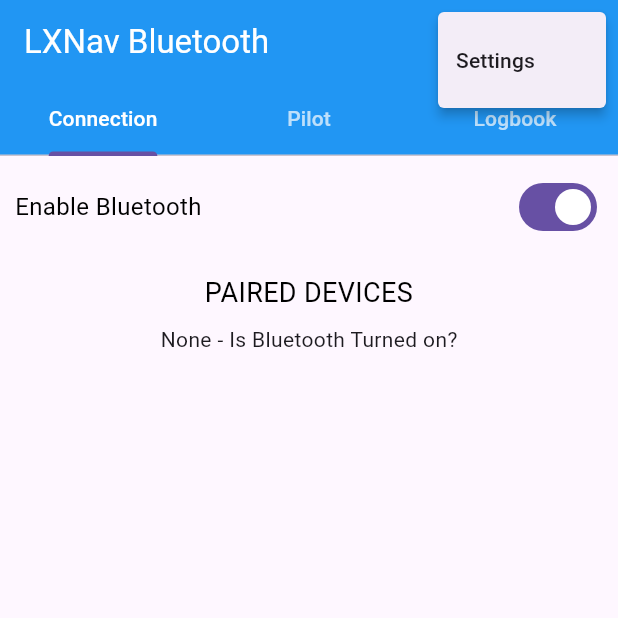
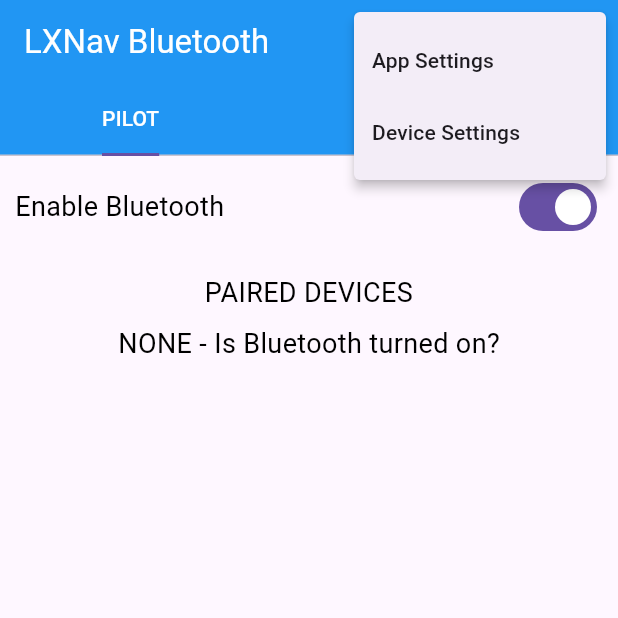
Before and after one commit to efoertsch/lxnav_bluetooth, a Flutter app: the screen it shows after launch, after a tap on the "more vert" icon, on a phone screen of 412 x 824 dp, the top half of it. Run offline on Flutter 3.47's test engine with Material 3 defaults, Android fonts, the phone set to English and light mode, and no system bars; our stand-ins replace after_layout, device_info_plus, flutter_bloc, flutter_bluetooth_serial, freezed_annotation, permission_handler; missing offline and left inert: app_settings.

Commit message:
WIP. Added tabbarview

```diff
--- a/lib/app/custom_styles.dart
+++ b/lib/app/custom_styles.dart
@@ -4,4 +4,6 @@ const textStyleBoldBlackFontSize14 =
     TextStyle(fontWeight: FontWeight.bold, color: Colors.black, fontSize: 14);
 
 const textStyleBoldBlackFontSize18 =
-TextStyle(fontWeight: FontWeight.bold, color: Colors.black, fontSize: 18);
+    TextStyle(fontWeight: FontWeight.bold, color: Colors.black, fontSize: 18);
+
+const textStyleBlackFontSize18 = TextStyle(color: Colors.black, fontSize: 18);
--- a/lib/lxnav/bloc/lxnav_cubit.dart
+++ b/lib/lxnav/bloc/lxnav_cubit.dart
@@ -248,6 +248,7 @@ class LxNavCubit extends Cubit<LxNavDataState> {
           message.replaceAll(LxNav.DEVICE_INFO_ANSWER, "").split(',');
       if (infoValues.length == LxNav.DEVICE_INFO_LABELS.length) {
         emit(LxNavInfoState(LxNav.DEVICE_INFO_LABELS, infoValues));
+        debugPrint("Emitted LxNavInfoState");
       } else {
         emit(LxNavErrorState(
             "UH-OH. The number of device info fields doesn't match the expected number."));
--- a/lib/lxnav/lxnav.dart
+++ b/lib/lxnav/lxnav.dart
@@ -43,12 +43,12 @@ class LxNav {
     "Remaining time",
     "Serial number",
     "Security key valid",
-    "Gps status",
-    "Gps char count"
+    "GPS status",
+    "GPS count"
   ];
 
   static List<int> getLxNavDeviceInfo() {
-    return getLxNavString(DEVICE_INFO);
+    return getLxNavString(DEVICE_INFO_REQUEST);
   }
 
   static List<int> getLogBookSize() {
--- a/lib/lxnav/ui/lxnav_bluetooth.dart
+++ b/lib/lxnav/ui/lxnav_bluetooth.dart
@@ -12,15 +12,6 @@ import '../../app/permission_utils.dart';
 import '../bloc/lxnav_cubit.dart';
 import '../bloc/lxnav_data_state.dart';
 
-class LxNavBluetooth extends StatelessWidget {
-  @override
-  Widget build(BuildContext context) {
-    return BlocProvider<LxNavCubit>(
-      create: (BuildContext context) => LxNavCubit(),
-      child: LxNavWidget(),
-    );
-  }
-}
 
 class LxNavWidget extends StatefulWidget {
   @override
@@ -28,7 +19,7 @@ class LxNavWidget extends StatefulWidget {
 }
 
 class _LxNavWidgetState extends State<LxNavWidget>
-    with AfterLayoutMixin<LxNavWidget> {
+    with AfterLayoutMixin<LxNavWidget>, AutomaticKeepAliveClientMixin<LxNavWidget> {
   final _scaffoldMessengerKey = GlobalKey<ScaffoldMessengerState>();
   bool _btEnabled = false;
   bool _isWorking = false;
@@ -128,12 +119,9 @@ class _LxNavWidgetState extends State<LxNavWidget>
             Expanded(
               child: Text(
                 'Enable Bluetooth',
-                style: TextStyle(
-                  color: Colors.black,
-                  fontSize: 16,
+                style: textStyleBlackFontSize18,
                 ),
               ),
-            ),
             Switch(
                 value: _btEnabled,
                 // Add state to determine if bluetooth enabled or not
@@ -164,7 +152,8 @@ class _LxNavWidgetState extends State<LxNavWidget>
     }, builder: (context, state) {
       if (!_btEnabled || _pairedDevices.isEmpty) {
         return Flexible(
-          child: (Text('None - Is Bluetooth Turned on?')),
+          child: (Text('NONE - Is Bluetooth turned on?',
+              style:textStyleBlackFontSize18)),
         );
       } else {
         return Padding(
@@ -386,4 +375,8 @@ class _LxNavWidgetState extends State<LxNavWidget>
       ),
     );
   }
+
+  @override
+  // TODO: implement wantKeepAlive
+  bool get wantKeepAlive => true;
 }
--- a/lib/main.dart
+++ b/lib/main.dart
@@ -1,19 +1,15 @@
-import 'package:after_layout/after_layout.dart';
+import 'package:app_settings/app_settings.dart';
 import 'package:flutter/material.dart';
 import 'package:flutter_bloc/flutter_bloc.dart';
 import 'package:lxnav_bluetooth/app/permission_utils.dart';
+import 'package:lxnav_bluetooth/lxnav/bloc/lxnav_data_state.dart';
 import 'package:permission_handler/permission_handler.dart';
 import 'lxnav/bloc/lxnav_cubit.dart';
 import 'lxnav/ui/lxnav_bluetooth.dart';
 
 void main() => runApp(LxNav());
 
-class LxNav extends StatefulWidget {
-  @override
-  State<LxNav> createState() => _LxNavState();
-}
-
-class _LxNavState extends State<LxNav> {
+class LxNav extends StatelessWidget {
   @override
   Widget build(BuildContext context) {
     return MaterialApp(
@@ -34,49 +30,65 @@ class LxNavTabScreen extends StatefulWidget {
 }
 
 class _LxNavTabScreenState extends State<LxNavTabScreen>
-    with TickerProviderStateMixin{
+    with TickerProviderStateMixin {
   final _scaffoldMessengerKey = GlobalKey<ScaffoldMessengerState>();
-  late final TabController _tabController;
+  late TabController _tabController;
+  bool displayAllTabs = false;
 
-  final List<Tab> _tab = [
-    Tab(text: 'Connect'),
-    Tab(text: 'Pilot'),
-    Tab(text: 'Task'),
+  static final List<String> TAB_NAMES = [
+    "MAIN",
+    "PILOT",
+    "LOGBOOK",
+    "TASK",
+    "SETTINGS"
   ];
+  final List<Tab> _tabLabels = [Tab(text: TAB_NAMES[1])]; // always present
+  final List<Widget> _tabWidgets = [
+    Center(child: LxNavWidget())
+  ]; // always present
+  int selectedTabIndex = 0;
 
   @override
   void initState() {
+    _tabController = TabController(
+        length: _tabWidgets.length,
+        vsync: this,
+        initialIndex: selectedTabIndex);
     super.initState();
-    _tabController = TabController(length: _tab.length, vsync: this);
   }
 
   @override
   Widget build(BuildContext context) {
+    return BlocConsumer<LxNavCubit, LxNavDataState>(
+      listener: (context, state) {
+        if (state is LxNavPairedDevicesState) {
+          if (state.connectedDevice != null &&
+              state.connectedDevice!.isConnected) {
+            displayAllTabs = true;
+          } else {
+            displayAllTabs = false;
+          }
+          if (state is LxNavDeviceConnectedState) {
+            if (state.connectedDevice != null &&
+                state.connectedDevice!.isConnected) {
+              displayAllTabs = true;
+            } else {
+              displayAllTabs = false;
+            }
+          }
+        }
+        if (state is LxNavPairedDevicesState ||
+            state is LxNavDeviceConnectedState) {
+          _updateTabBarLabelsAndWidgets();
+          _updateTabController();
+        }
+      },
+      builder: (BuildContext context, LxNavDataState state) {
         return Scaffold(
           appBar: getAppBar(),
           body: _getBody(),
         );
-  }
-
-  @override
-  void dispose() {
-    _tabController.dispose();
-  }
-
-  TabBarView _getBody() {
-    return TabBarView(
-      controller: _tabController,
-      children: <Widget>[
-        Center(
-          child: LxNavBluetooth(),
-        ),
-        Center(
-          child: Text("It's rainy here"),
-        ),
-        Center(
-          child: Text("It's sunny here"),
-        ),
-      ],
+      },
     );
   }
 
@@ -88,19 +100,71 @@ class _LxNavTabScreenState extends State<LxNavTabScreen>
       ),
       backgroundColor: Colors.blue,
       actions: _getMenu(),
-      bottom: TabBar(
+      bottom: _getTabBar(),
+    );
+  }
+
+  TabBar _getTabBar() {
+    return TabBar(
+      isScrollable: true,
       controller: _tabController,
       labelColor: Colors.white,
       unselectedLabelColor: Colors.white70,
-        tabs: <Widget>[
-          Tab(
-            text: "Connection",
+      indicator: BoxDecoration(
+        border: Border(
+          bottom: BorderSide(
+            color: Theme.of(context).primaryColor,
+            width: 2,
           ),
-          Tab(text: "Pilot"),
-          Tab(text: "Logbook"),
-        ],
         ),
+      ),
+      tabs: _tabLabels,
     );
+  }
+
+  Widget _getBody() {
+    return TabBarView(
+      physics: AlwaysScrollableScrollPhysics(),
+      controller: _tabController,
+      children: _tabWidgets,
+    );
+  }
+
+  void _updateTabBarLabelsAndWidgets() {
+    if (_tabLabels.length > 1) {
+      _tabLabels.removeRange(1, _tabLabels.length);
+    }
+    if (_tabWidgets.length > 1) {
+      // never remove first tab widget
+      _tabWidgets.removeRange(1, _tabWidgets.length);
+    }
+    if (displayAllTabs) {
+      for (var i = 1; i < TAB_NAMES.length; ++i) {
+        _tabLabels.add(Tab(
+            text: TAB_NAMES[i],
+            //child: GestureDetector(onTap: () => _tabController.animateTo(i)))
+            ));
+      }
+      // TODO - replace with real widgets when you get there
+      _tabWidgets.add(Center(
+        child: Text(TAB_NAMES[1]),
+      ));
+      _tabWidgets.add(Center(
+        child: Text(TAB_NAMES[2]),
+      ));
+      _tabWidgets.add(Center(
+        child: Text(TAB_NAMES[3]),
+      ));
+      _tabWidgets.add(Center(
+        child: Text(TAB_NAMES[4]),
+      ));
+    }
+  }
+
+  @override
+  void dispose() {
+    super.dispose();
+    _tabController.dispose();
   }
 
   List<Widget> _getMenu() {
@@ -118,13 +182,18 @@ class _LxNavTabScreenState extends State<LxNavTabScreen>
         },
       ),
       PopupMenuButton(
-          icon: Icon(Icons.more_vert, color:Colors.white),
+          icon: Icon(Icons.more_vert, color: Colors.white),
           itemBuilder: (BuildContext bc) {
             return [
               PopupMenuItem(
-                child: Text("Settings"),
+                child: Text("App Settings"),
                 value: "Settings",
                 onTap: openAppSettingsFunction,
+              ),
+              PopupMenuItem(
+                child: Text("Device Settings"),
+                value: "Settings",
+                onTap: openDeviceSettingsFunction,
               )
             ];
           }),
@@ -148,6 +217,29 @@ class _LxNavTabScreenState extends State<LxNavTabScreen>
     await openAppSettings();
   }
 
+  Future<void> openDeviceSettingsFunction() async {
+    try {
+      await AppSettings.openAppSettings(
+          type: AppSettingsType.bluetooth, asAnotherTask: true);
+    } catch (e) {
+      debugPrint(e.toString());
+    }
+  }
+
+  void _updateTabController() {
+    _tabController.dispose();
+    try {
+      _tabController = TabController(
+        length: _tabWidgets.length,
+        vsync: this,
+        initialIndex: selectedTabIndex,
+      );
+      //setState(() {});
+    } catch (e) {
+      debugPrint(e.toString());
+    }
+  }
+
 // Method to show a Snackbar,
 // taking message as the text
   void showSnackbar(String message) {
--- a/pubspec.yaml
+++ b/pubspec.yaml
@@ -30,10 +30,13 @@ dependencies:
   flutter_bloc: ^8.1.3
   freezed: ^2.4.6
   build_runner: ^2.4.7
+  app_settings: ^5.1.1
+
 
   # The following adds the Cupertino Icons font to your application.
   # Use with the CupertinoIcons class for iOS style icons.
   cupertino_icons: ^1.0.5
+
 
 dev_dependencies:
   flutter_test:
```
Lines whose indentation alone changed are shown as unchanged.
